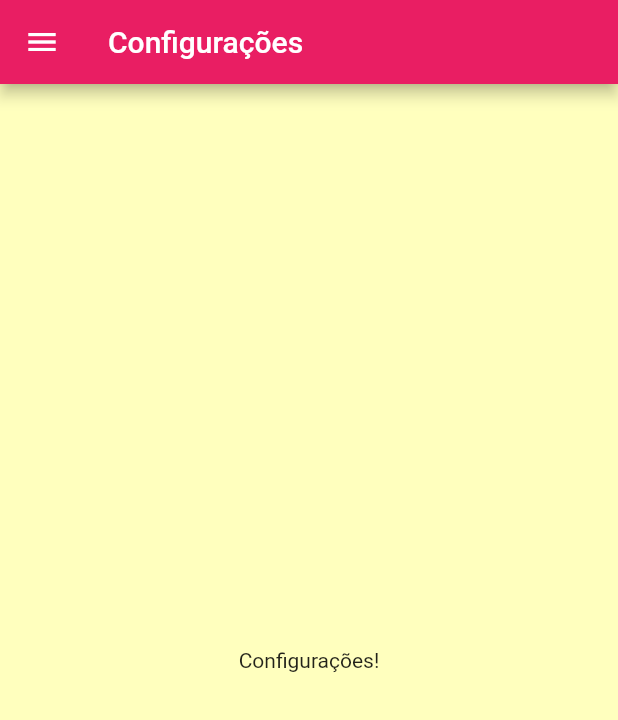
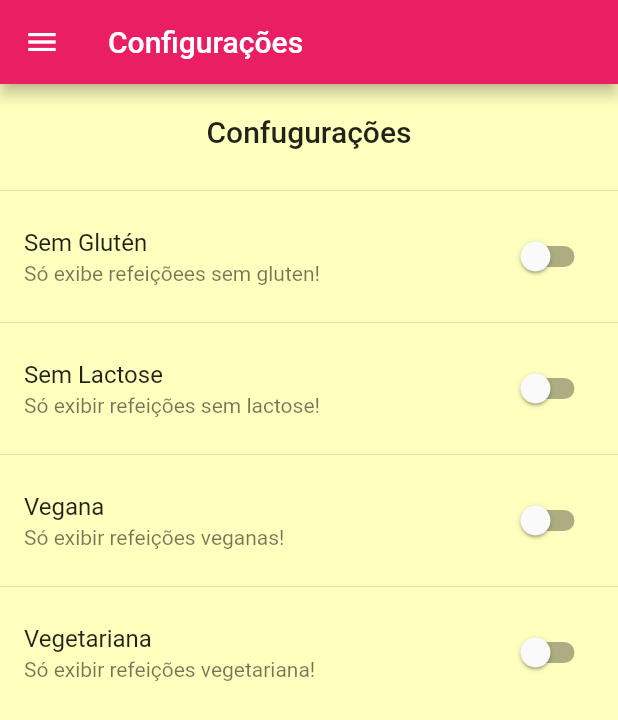
Before and after one commit to PAULOTEK/meat_category, a Flutter app: the SettingsPage screen opened by its route, on a phone screen of 412 x 824 dp. Shown: the top 720 px of the screen. Run offline on Flutter 3.47's test engine with Material 2 defaults, Android fonts, the phone set to English and light mode, and no system bars; network calls fail; Roboto replaces fonts that are missing (RobotoCondensed).

Commit message:
Criação dos settings

```diff
--- /dev/null
+++ b/lib/config/settings.dart
@@ -0,0 +1,86 @@
+import 'package:flutter/material.dart';
+import 'package:meals/model/settings.model.dart';
+import 'package:meals/widget/main_menu.dart';
+
+class SettingsPage extends StatefulWidget {
+  const SettingsPage({Key? key}) : super(key: key);
+
+  @override
+  State<SettingsPage> createState() => _SettingsPageState();
+}
+
+class _SettingsPageState extends State<SettingsPage> {
+  final settingsModel = SettingsModel();
+
+  @override
+  Widget build(BuildContext context) {
+    return Scaffold(
+      appBar: AppBar(
+        title: const Text('Configurações'),
+      ),
+      drawer: const MainMenu(),
+      body: Column(
+        children: [
+          Container(
+            padding: const EdgeInsets.all(20),
+            child: Text(
+              'Confugurações',
+              style: Theme.of(context).textTheme.titleLarge,
+            ),
+          ),
+          Expanded(
+            child: ListView(
+              children: [
+                const Divider(),
+                _createSwitch(
+                  "Sem Glutén",
+                  "Só exibe refeiçõees sem gluten!",
+                  settingsModel.isGlutenFree,
+                  (value) => setState(
+                    () => settingsModel.isGlutenFree = value,
+                  ),
+                ),
+                const Divider(),
+                _createSwitch(
+                  "Sem Lactose",
+                  'Só exibir refeições sem lactose!',
+                  settingsModel.isLactoseFree,
+                  (value) => setState(
+                    () => settingsModel.isLactoseFree = value,
+                  ),
+                ),
+                const Divider(),
+                _createSwitch(
+                  "Vegana",
+                  'Só exibir refeições veganas!',
+                  settingsModel.isVegan,
+                  (value) => setState(
+                    () => settingsModel.isVegan = value,
+                  ),
+                ),
+                const Divider(),
+                _createSwitch(
+                  "Vegetariana",
+                  'Só exibir refeições vegetariana!',
+                  settingsModel.isVegetarian,
+                  (value) => setState(
+                    () => settingsModel.isVegetarian = value,
+                  ),
+                ),
+              ],
+            ),
+          )
+        ],
+      ),
+    );
+  }
+
+  Widget _createSwitch(String tittle, String subtitle, bool value, Function(bool) onClick) {
+    return SwitchListTile.adaptive(
+      title: Text(tittle),
+      subtitle: Text(subtitle),
+      value: value,
+      onChanged: onClick,
+    );
+  }
+}
--- a/lib/config/settings.page.dart
+++ /dev/null
@@ -1,19 +0,0 @@
-import 'package:flutter/material.dart';
-import 'package:meals/widget/main_menu.dart';
-
-class SettingsPage extends StatelessWidget {
-  const SettingsPage({Key? key}) : super(key: key);
-
-  @override
-  Widget build(BuildContext context) {
-    return Scaffold(
-      appBar: AppBar(
-        title: const Text('Configurações'),
-      ),
-      drawer: const MainMenu(),
-      body: const Center(
-        child: Text('Configurações!'),
-      ),
-    );
-  }
-}
--- a/lib/main.dart
+++ b/lib/main.dart
@@ -1,9 +1,9 @@
 import 'package:flutter/material.dart';
-import 'package:meals/config/settings.page.dart';
+import 'package:meals/config/settings.dart';
 import 'package:meals/routes/app.routes.dart';
 import 'package:meals/view/category_meals.page.dart';
 import 'package:meals/view/meals_detail.page.dart';
-import 'package:meals/widget/tabs_screen.page.dart';
+import 'package:meals/widget/tabs_screen.widget.dart';
 
 void main() => runApp(const MyApp());
 
--- /dev/null
+++ b/lib/model/settings.model.dart
@@ -0,0 +1,13 @@
+class SettingsModel {
+  bool isGlutenFree;
+  bool isLactoseFree;
+  bool isVegan;
+  bool isVegetarian;
+
+  SettingsModel({
+    this.isGlutenFree = false,
+    this.isLactoseFree = false,
+    this.isVegan = false,
+    this.isVegetarian = false,
+  });
+}
--- a/lib/view/meals_detail.page.dart
+++ b/lib/view/meals_detail.page.dart
@@ -65,6 +65,10 @@ class MealDetailPage extends StatelessWidget {
           ],
         ),
       ),
+      floatingActionButton: FloatingActionButton(
+        onPressed: () => Navigator.of(context).pop(meals.title),
+        child: const Icon(Icons.star),
+      ),
     );
   }
 
--- a/lib/widget/category_item.widget.dart
+++ b/lib/widget/category_item.widget.dart
@@ -32,9 +32,19 @@ class CategoryItem extends StatelessWidget {
   }
 
   void _selectCategory(BuildContext context) {
-    Navigator.of(context).pushNamed(
+    Navigator.of(context)
+        .pushNamed(
       AppRoutes.CATEGORIES_MEALS,
       arguments: category!,
+    )
+        .then(
+      (value) {
+        if (value == null) {
+          print('sem resultado');
+        } else {
+          print('com resoltado $value');
+        }
+      },
     );
   }
 }
```
Also changed, not shown: lib/widget/tabs_screen.widget.dart (renamed from lib/widget/tabs_screen.page.dart).
